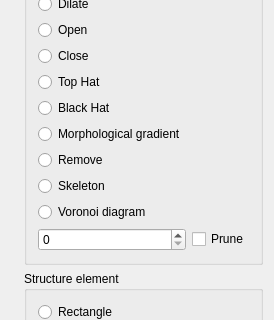
This is morph/mainwindow.ui in k0zmo/morphology-opencl as Qt 5 draws it before an edit; both pictures show x 0 to 274 and y 154 to 474 of the 274 by 820 pixel window. The edited form follows.
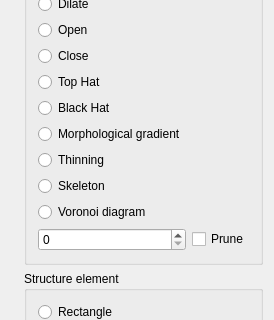
This is the edited form.

Commit message: * Remove -> Thinning * Zmiana metody inicjalizacji * Zoptymalizowane kernele erode_c4 oraz dilate_c4

The edit to the form file:
```diff
--- a/morph/mainwindow.ui
+++ b/morph/mainwindow.ui
@@ -168,7 +168,7 @@
            <item row="12" column="0" colspan="2">
             <widget class="QRadioButton" name="rbRemove">
              <property name="text">
-              <string>Remove</string>
+              <string>Thinning</string>
              </property>
             </widget>
            </item>
```
Left out of the diff: 4 changed lines with no effect on the pictures. The commit also changes 18 other files.
